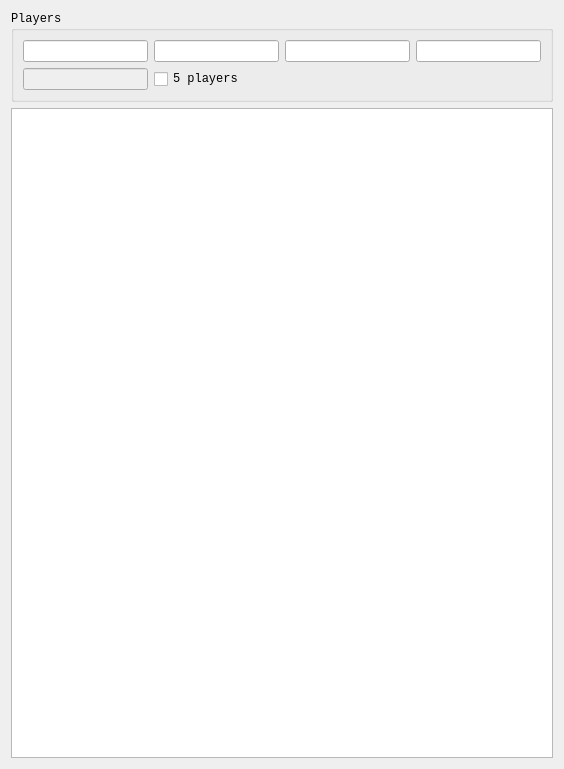
First picture: the form in ui/counterwidget.ui, repository niniemann/TackenCounter, before the edit.
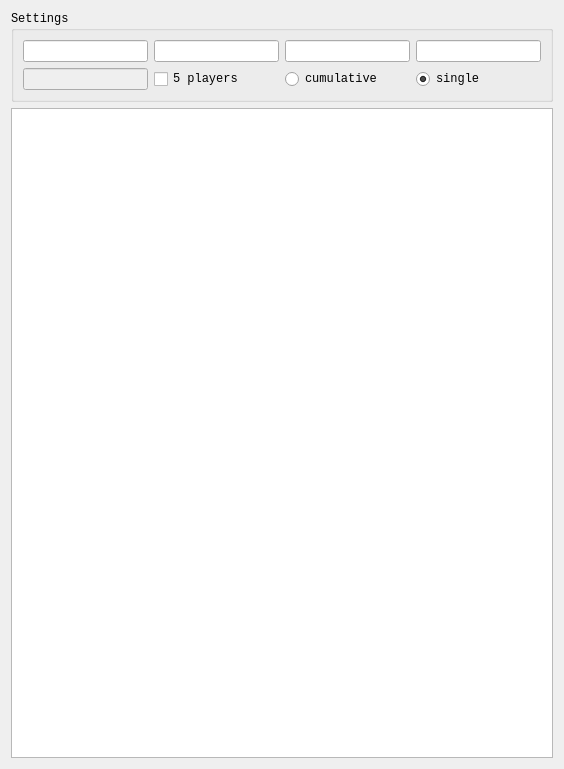
Second picture: the form after the edit.

Commit message: added cumulative sum

```diff
--- a/ui/counterwidget.ui
+++ b/ui/counterwidget.ui
@@ -22,7 +22,7 @@
    <item>
     <widget class="QGroupBox" name="groupBox">
      <property name="title">
-      <string>Players</string>
+      <string>Settings</string>
      </property>
      <layout class="QGridLayout" name="gridLayout">
       <item row="0" column="0">
@@ -103,6 +103,27 @@
         </item>
        </layout>
       </item>
+      <item row="1" column="1">
+       <layout class="QHBoxLayout" name="horizontalLayout_4">
+        <item>
+         <widget class="QRadioButton" name="radioCumulative">
+          <property name="text">
+           <string>cumulative</string>
+          </property>
+         </widget>
+        </item>
+        <item>
+         <widget class="QRadioButton" name="radioSingle">
+          <property name="text">
+           <string>single</string>
+          </property>
+          <property name="checked">
+           <bool>true</bool>
+          </property>
+         </widget>
+        </item>
+       </layout>
+      </item>
      </layout>
     </widget>
    </item>
```
The commit also changes 6 other files.
